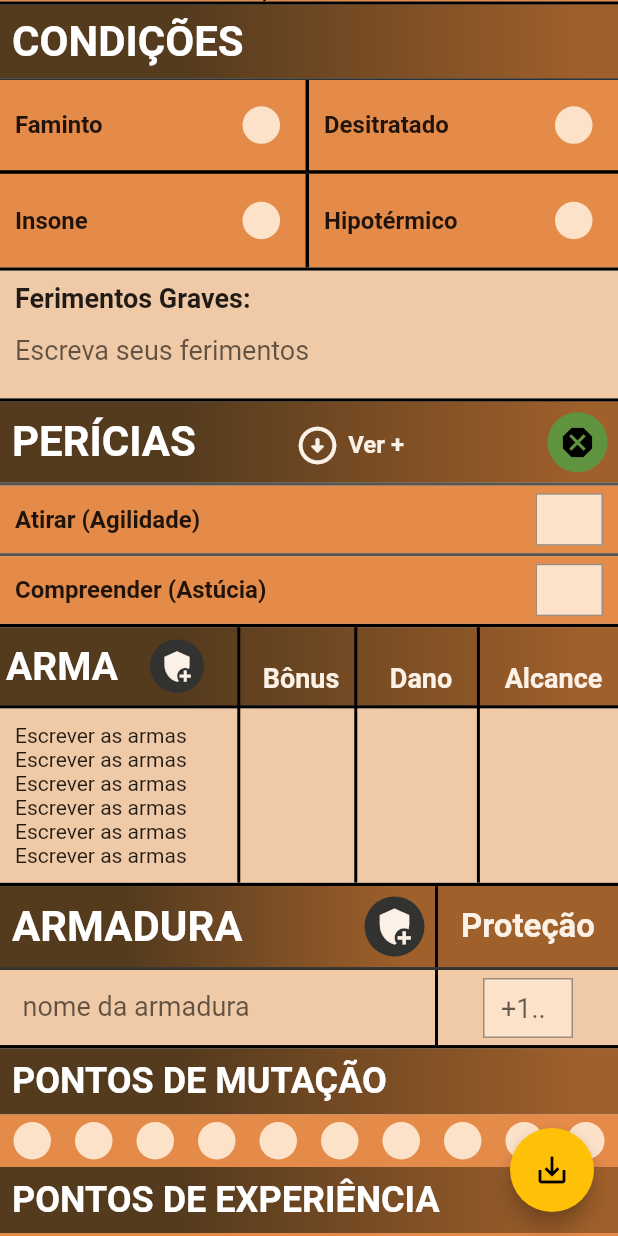
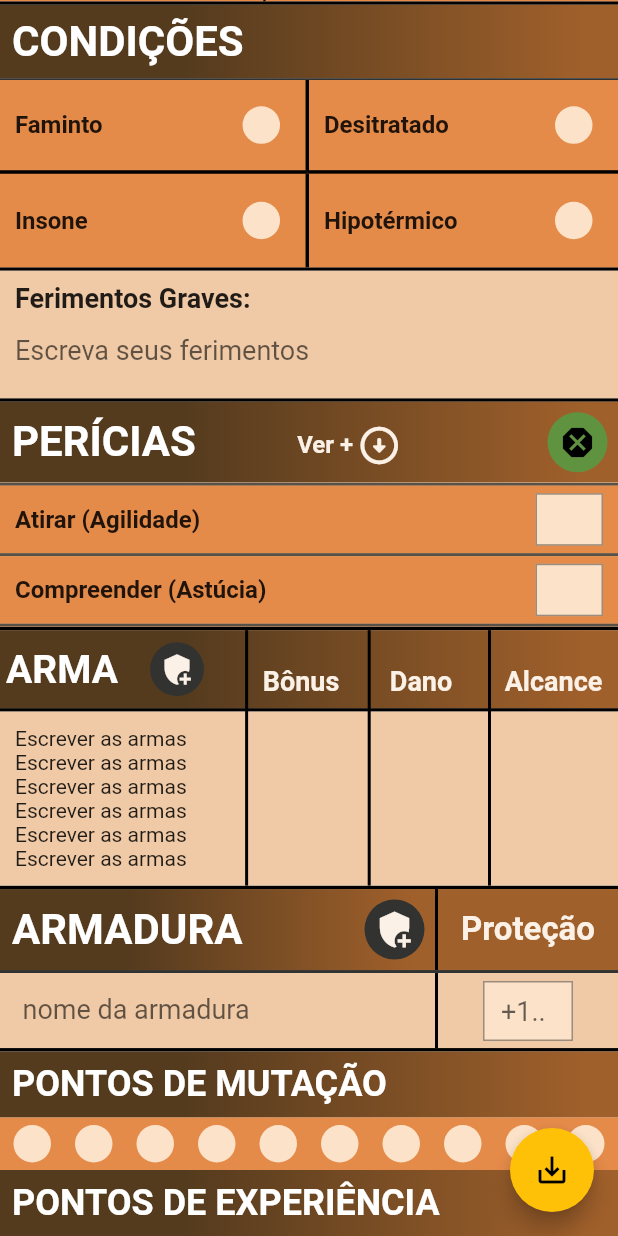
Before and after one commit to murilinhoPs/ficha_mutante_ano_zero, a Flutter app: the screen it shows after launch, scrolled down 576 dp, on a phone screen of 412 x 824 dp. Run offline on Flutter 3.47's test engine with Material 2 defaults, Android fonts, the phone set to English and light mode, and no system bars; drawn by our look-alikes of screenshot; our stand-ins replace image_gallery_saver, pdf, permission_handler, printing, shared_preferences.

Commit message:
Divide skills into 2 widgets (class) Add animation to skills to show more or show less Adjust lines from Weapons (Painter)

```diff
--- a/lib/app/app_widget.dart
+++ b/lib/app/app_widget.dart
@@ -7,7 +7,6 @@
 import 'package:pdf/pdf.dart';
 import 'package:pdf_mutant/app/modules/firstPage/first_page.dart';
 import 'package:pdf_mutant/app/widgets/custom_snackbar.dart';
-import 'package:pdf_mutant/app/widgets/step_progress_bar.dart';
 import 'package:permission_handler/permission_handler.dart';
 import 'package:printing/printing.dart';
 import 'package:pdf/widgets.dart' as pw;
--- a/lib/app/modules/firstPage/first_page.dart
+++ b/lib/app/modules/firstPage/first_page.dart
@@ -4,7 +4,7 @@
 import 'package:pdf_mutant/app/modules/firstPage/widgets/equipments/all_equips.dart';
 import 'package:pdf_mutant/app/modules/firstPage/widgets/name_basics.dart';
 import 'package:pdf_mutant/app/modules/firstPage/widgets/points.dart';
-import 'package:pdf_mutant/app/modules/firstPage/widgets/skills.dart';
+import 'package:pdf_mutant/app/modules/firstPage/widgets/skills/skills.dart';
 
 class FirstPage extends StatelessWidget {
   @override
--- a/lib/app/modules/firstPage/widgets/equipments/weapons.dart
+++ b/lib/app/modules/firstPage/widgets/equipments/weapons.dart
@@ -126,9 +126,9 @@
 class LinesPainter extends CustomPainter {
   @override
   void paint(Canvas canvas, Size size) {
-    final offset1 = 170 * (size.width / 440);
-    final offset2 = 253.3 * (size.width / 440);
-    final offset3 = 340.6 * (size.width / 440);
+    final offset1 = 170 * (size.width / 426);
+    final offset2 = 253.3 * (size.width / 424);
+    final offset3 = 340.6 * (size.width / 430);
 
     final paintWhite = Paint()..color = Colors.transparent;
     var rrectWhite = RRect.fromLTRBR(
--- a/lib/app/modules/firstPage/widgets/skills.dart
+++ /dev/null
@@ -1,110 +0,0 @@
-import 'package:flutter/material.dart';
-import 'package:pdf_mutant/app/global/colors.dart';
-import 'package:pdf_mutant/app/global/skills_list.dart';
-import 'package:pdf_mutant/app/widgets/box_container.dart';
-import 'package:pdf_mutant/app/widgets/content_header.dart';
-import 'package:pdf_mutant/app/widgets/text_inputs/large_input.dart';
-import 'package:pdf_mutant/app/widgets/text_inputs/small_input.dart';
-
-class Skills extends StatefulWidget {
-  @override
-  _SkillsState createState() => _SkillsState();
-}
-
-class _SkillsState extends State<Skills> {
-  bool seeMore = true;
-
-  @override
-  Widget build(BuildContext context) {
-    return BoxContainer(
-      bottom: myDefaultBorder,
-      child: Column(
-        children: [
-          InkWell(
-            hoverColor: Colors.red,
-            onTap: () => setState(() => seeMore = !seeMore),
-            child: Stack(
-              children: [
-                ContentHeader(
-                  title: 'Perícias',
-                  icon: Icons.dangerous,
-                  iconBackground: AppColors.green,
-                ),
-                Positioned(
-                  bottom: 10,
-                  left: 54,
-                  right: 0,
-                  child: Row(
-                    mainAxisSize: MainAxisSize.min,
-                    mainAxisAlignment: MainAxisAlignment.center,
-                    children: [
-                      Icon(
-                        seeMore ? Icons.arrow_circle_down_rounded : Icons.arrow_circle_up_rounded,
-                        color: AppColors.lightTextOrange,
-                        size: 30,
-                      ),
-                      SizedBox(width: 5.5),
-                      Text(
-                        seeMore ? 'Ver +' : 'Ver -',
-                        style: TextStyle(
-                          color: AppColors.lightTextOrange,
-                          fontWeight: FontWeight.bold,
-                          fontSize: 16.0,
-                        ),
-                      )
-                    ],
-                  ),
-                )
-              ],
-            ),
-          ),
-          ListView.builder(
-            padding: EdgeInsets.zero,
-            shrinkWrap: true,
-            physics: NeverScrollableScrollPhysics(),
-            itemCount: seeMore ? 2 : 15,
-            itemBuilder: (context, index) => skillItem(SkillList.skills[index], index),
-          ),
-        ],
-      ),
-    );
-  }
-
-  Widget skillItem(String nome, int index, {Color color = AppColors.orange}) {
-    return BoxContainer(
-      top: BorderSide(width: 2, color: AppColors.darkGrey.withOpacity(0.8)),
-      child: Container(
-        color: nome == 'custom' ? AppColors.lightOrange : AppColors.orange,
-        padding: const EdgeInsets.symmetric(
-          horizontal: 10.0,
-          vertical: 5.0,
-        ),
-        child: Row(
-          mainAxisSize: MainAxisSize.max,
-          mainAxisAlignment: MainAxisAlignment.spaceBetween,
-          children: [
-            nome == 'custom'
-                ? LargeInput(
-                    hintText: 'Escreva sua perícia ...',
-                    fontWeight: FontWeight.w600,
-                    fontStyle: FontStyle.italic,
-                    width: 200,
-                    height: 35,
-                  )
-                : Text(
-                    nome,
-                    style: TextStyle(
-                      fontWeight: FontWeight.bold,
-                      fontSize: 16.0,
-                    ),
-                  ),
-            SmallInput(
-              keySharedPrefs: nome,
-              bgColor: nome == 'custom' ? AppColors.lightTextOrange : AppColors.textOrange,
-            ),
-          ],
-        ),
-      ),
-    );
-  }
-}
--- /dev/null
+++ b/lib/app/modules/firstPage/widgets/skills/skill_itens.dart
@@ -0,0 +1,60 @@
+import 'package:flutter/material.dart';
+import 'package:pdf_mutant/app/global/colors.dart';
+import 'package:pdf_mutant/app/global/skills_list.dart';
+import 'package:pdf_mutant/app/widgets/box_container.dart';
+import 'package:pdf_mutant/app/widgets/text_inputs/large_input.dart';
+import 'package:pdf_mutant/app/widgets/text_inputs/small_input.dart';
+
+class SkillItens extends StatelessWidget {
+  @override
+  Widget build(BuildContext context) {
+    return ListView.builder(
+      padding: EdgeInsets.zero,
+      shrinkWrap: true,
+      physics: NeverScrollableScrollPhysics(),
+      itemCount: 15, //seeMore ? 2 : 15,
+      itemBuilder: (context, index) =>
+          skillItem(SkillList.skills[index], index),
+    );
+  }
+
+  Widget skillItem(String nome, int index, {Color color = AppColors.orange}) {
+    return BoxContainer(
+      top: BorderSide(width: 2, color: AppColors.darkGrey.withOpacity(0.8)),
+      child: Container(
+        color: nome == 'custom' ? AppColors.lightOrange : AppColors.orange,
+        padding: const EdgeInsets.symmetric(
+          horizontal: 10.0,
+          vertical: 5.0,
+        ),
+        child: Row(
+          mainAxisSize: MainAxisSize.max,
+          mainAxisAlignment: MainAxisAlignment.spaceBetween,
+          children: [
+            nome == 'custom'
+                ? LargeInput(
+                    hintText: 'Escreva sua perícia ...',
+                    fontWeight: FontWeight.w600,
+                    fontStyle: FontStyle.italic,
+                    width: 200,
+                    height: 35,
+                  )
+                : Text(
+                    nome,
+                    style: TextStyle(
+                      fontWeight: FontWeight.bold,
+                      fontSize: 16.0,
+                    ),
+                  ),
+            SmallInput(
+              keySharedPrefs: nome,
+              bgColor: nome == 'custom'
+                  ? AppColors.lightTextOrange
+                  : AppColors.textOrange,
+            ),
+          ],
+        ),
+      ),
+    );
+  }
+}
--- /dev/null
+++ b/lib/app/modules/firstPage/widgets/skills/skills.dart
@@ -0,0 +1,73 @@
+import 'package:flutter/material.dart';
+import 'package:pdf_mutant/app/global/colors.dart';
+import 'package:pdf_mutant/app/modules/firstPage/widgets/skills/skill_itens.dart';
+import 'package:pdf_mutant/app/widgets/box_container.dart';
+import 'package:pdf_mutant/app/widgets/content_header.dart';
+
+class Skills extends StatefulWidget {
+  @override
+  _SkillsState createState() => _SkillsState();
+}
+
+class _SkillsState extends State<Skills> {
+  bool seeMore = true;
+
+  @override
+  Widget build(BuildContext context) {
+    return BoxContainer(
+      bottom: myDefaultBorder,
+      child: Column(
+        children: [
+          InkWell(
+            hoverColor: Colors.red,
+            onTap: () => setState(() => seeMore = !seeMore),
+            child: Stack(
+              children: [
+                ContentHeader(
+                  title: 'Perícias',
+                  icon: Icons.dangerous,
+                  iconBackground: AppColors.green,
+                ),
+                Positioned(
+                  bottom: 10,
+                  left: 54,
+                  right: 0,
+                  child: Row(
+                    mainAxisSize: MainAxisSize.min,
+                    mainAxisAlignment: MainAxisAlignment.center,
+                    textDirection: TextDirection.rtl,
+                    children: [
+                      Icon(
+                        seeMore
+                            ? Icons.arrow_circle_down_rounded
+                            : Icons.arrow_circle_up_rounded,
+                        color: AppColors.lightTextOrange,
+                        size: 30,
+                      ),
+                      SizedBox(width: 2.5),
+                      Text(
+                        seeMore ? 'Ver +' : 'Ver -',
+                        style: TextStyle(
+                          color: AppColors.lightTextOrange,
+                          fontWeight: FontWeight.bold,
+                          fontSize: 16.0,
+                        ),
+                      )
+                    ],
+                  ),
+                )
+              ],
+            ),
+          ),
+          AnimatedContainer(
+            color: AppColors.lightOrange,
+            height: seeMore ? 96 : MediaQuery.of(context).size.height - 190,
+            duration: Duration(seconds: 1),
+            curve: Curves.easeInOutBack,
+            child: SkillItens(),
+          )
+        ],
+      ),
+    );
+  }
+}
```
Also changed, not shown: lib/app/widgets/step_progress_bar.dart (deleted, +0 -62 lines), pubspec.lock.
